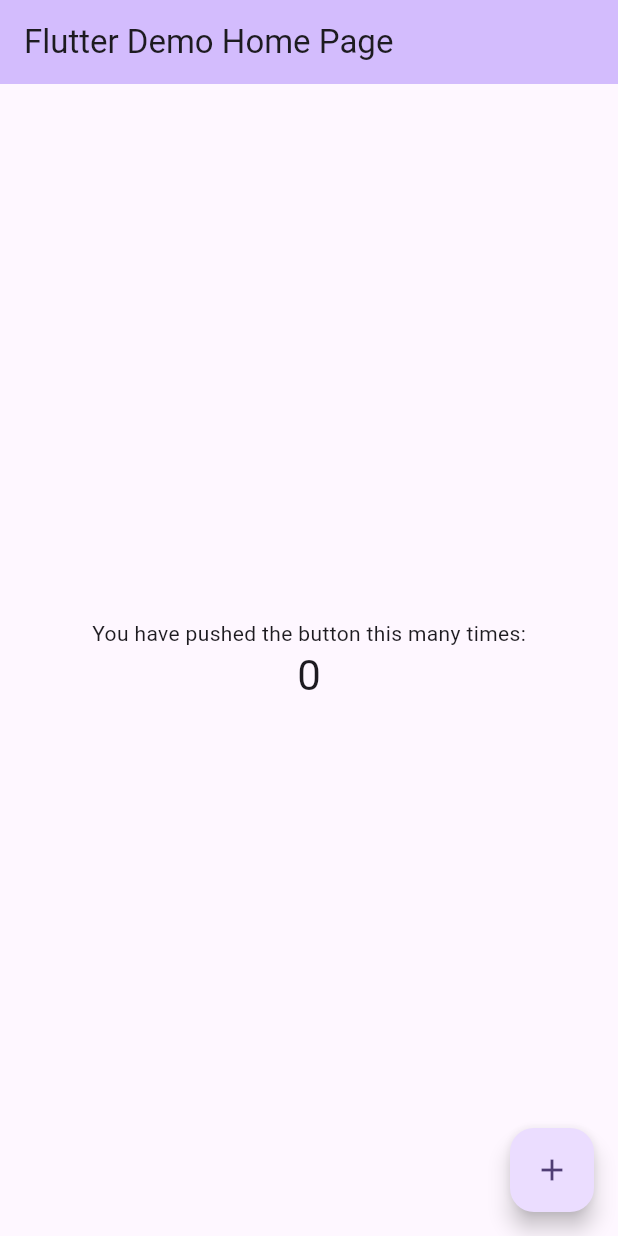
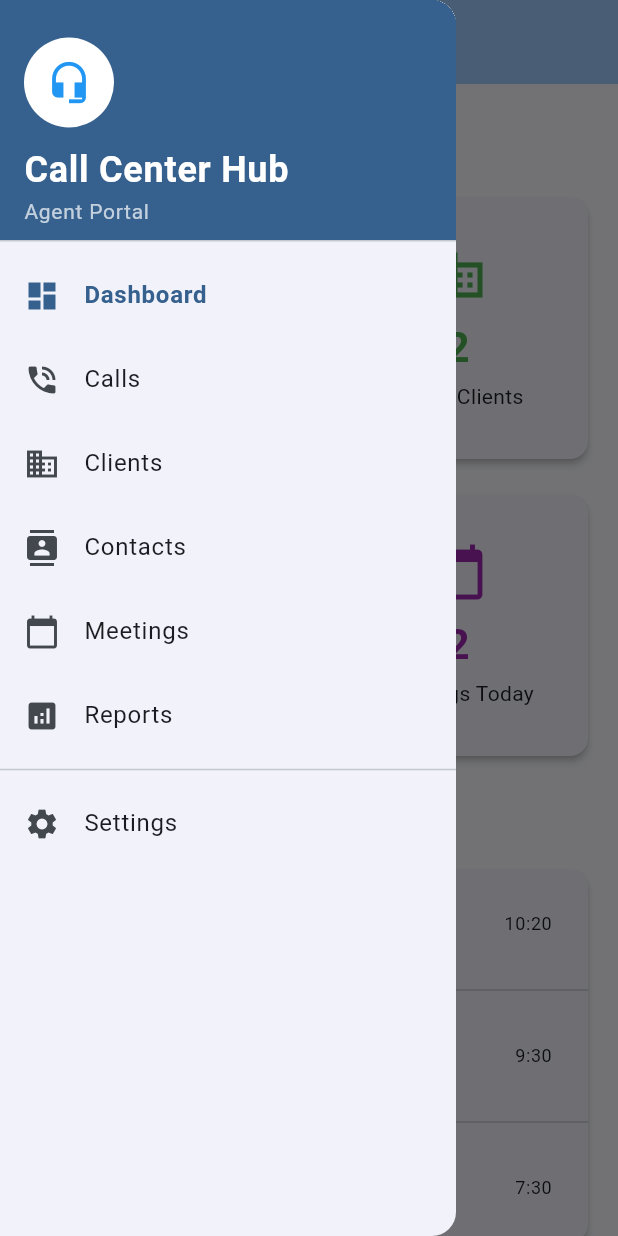
Before and after one commit to could-ai/019b050d-d7c5-7bef-b586-ad66d6d2cbaf, a Flutter app: the screen it shows after launch, with the side drawer open (before the commit the screen has no drawer), on a phone screen of 412 x 824 dp. Run offline on Flutter 3.47's test engine with Material 3 defaults, Android fonts, the phone set to English and light mode, and no system bars.

Commit message:
Created mock data models for Call, Client, Contact, and Meeting entities to support the UI development without a backend.; Created DashboardScreen with summary cards for key metrics (Calls, Clients, Contacts, Meetings) and a recent activity list.; Created CallsScreen to display a list of call logs with status indicators (Incoming, Outgoing, Missed).; Created ClientsScreen to manage client entities (companies) with status chips.; Created ContactsScreen to list individual contacts with role and contact info.; Created MeetingsScreen to display scheduled meetings with time, location, and participants.; Created ReportsScreen with placeholders for analytics charts.; Created MainLayout to handle navigation between different modules using a Drawer.; Updated main.dart to use the new MainLayout and set up the application theme.

```diff
--- /dev/null
+++ b/usr/lib/layout/main_layout.dart
@@ -0,0 +1,123 @@
+import 'package:flutter/material.dart';
+import '../screens/dashboard_screen.dart';
+import '../screens/calls_screen.dart';
+import '../screens/clients_screen.dart';
+import '../screens/contacts_screen.dart';
+import '../screens/meetings_screen.dart';
+import '../screens/reports_screen.dart';
+
+class MainLayout extends StatefulWidget {
+  const MainLayout({super.key});
+
+  @override
+  State<MainLayout> createState() => _MainLayoutState();
+}
+
+class _MainLayoutState extends State<MainLayout> {
+  int _selectedIndex = 0;
+
+  final List<Widget> _screens = [
+    const DashboardScreen(),
+    const CallsScreen(),
+    const ClientsScreen(),
+    const ContactsScreen(),
+    const MeetingsScreen(),
+    const ReportsScreen(),
+  ];
+
+  final List<String> _titles = [
+    'Dashboard',
+    'Calls',
+    'Clients',
+    'Contacts',
+    'Meetings',
+    'Reports',
+  ];
+
+  void _onItemTapped(int index) {
+    setState(() {
+      _selectedIndex = index;
+    });
+    Navigator.pop(context); // Close drawer
+  }
+
+  @override
+  Widget build(BuildContext context) {
+    return Scaffold(
+      appBar: AppBar(
+        title: Text(_titles[_selectedIndex]),
+        backgroundColor: Theme.of(context).colorScheme.inversePrimary,
+      ),
+      drawer: Drawer(
+        child: ListView(
+          padding: EdgeInsets.zero,
+          children: [
+            DrawerHeader(
+              decoration: BoxDecoration(
+                color: Theme.of(context).colorScheme.primary,
+              ),
+              child: Column(
+                crossAxisAlignment: CrossAxisAlignment.start,
+                mainAxisAlignment: MainAxisAlignment.end,
+                children: const [
+                  CircleAvatar(
+                    backgroundColor: Colors.white,
+                    radius: 30,
+                    child: Icon(Icons.headset_mic, size: 30, color: Colors.blue),
+                  ),
+                  SizedBox(height: 10),
+                  Text(
+                    'Call Center Hub',
+                    style: TextStyle(
+                      color: Colors.white,
+                      fontSize: 24,
+                      fontWeight: FontWeight.bold,
+                    ),
+                  ),
+                  Text(
+                    'Agent Portal',
+                    style: TextStyle(
+                      color: Colors.white70,
+                      fontSize: 14,
+                    ),
+                  ),
+                ],
+              ),
+            ),
+            _buildDrawerItem(0, 'Dashboard', Icons.dashboard),
+            _buildDrawerItem(1, 'Calls', Icons.phone_in_talk),
+            _buildDrawerItem(2, 'Clients', Icons.business),
+            _buildDrawerItem(3, 'Contacts', Icons.contacts),
+            _buildDrawerItem(4, 'Meetings', Icons.calendar_today),
+            _buildDrawerItem(5, 'Reports', Icons.analytics),
+            const Divider(),
+            ListTile(
+              leading: const Icon(Icons.settings),
+              title: const Text('Settings'),
+              onTap: () {
+                // Navigate to settings
+                Navigator.pop(context);
+              },
+            ),
+          ],
+        ),
+      ),
+      body: _screens[_selectedIndex],
+    );
+  }
+
+  Widget _buildDrawerItem(int index, String title, IconData icon) {
+    return ListTile(
+      leading: Icon(icon, color: _selectedIndex == index ? Theme.of(context).primaryColor : null),
+      title: Text(
+        title,
+        style: TextStyle(
+          color: _selectedIndex == index ? Theme.of(context).primaryColor : null,
+          fontWeight: _selectedIndex == index ? FontWeight.bold : null,
+        ),
+      ),
+      selected: _selectedIndex == index,
+      onTap: () => _onItemTapped(index),
+    );
+  }
+}
--- a/usr/lib/main.dart
+++ b/usr/lib/main.dart
@@ -1,4 +1,5 @@
 import 'package:flutter/material.dart';
+import 'layout/main_layout.dart';
 
 void main() {
   runApp(const MyApp());
@@ -7,117 +8,23 @@ void main() {
 class MyApp extends StatelessWidget {
   const MyApp({super.key});
 
-  // This widget is the root of your application.
   @override
   Widget build(BuildContext context) {
     return MaterialApp(
-      title: 'Flutter Demo',
+      title: 'Call Center App',
       debugShowCheckedModeBanner: false,
       theme: ThemeData(
-        // This is the theme of your application.
-        //
-        // TRY THIS: Try running your application with "flutter run". You'll see
-        // the application has a purple toolbar. Then, without quitting the app,
-        // try changing the seedColor in the colorScheme below to Colors.green
-        // and then invoke "hot reload" (save your changes or press the "hot
-        // reload" button in a Flutter-supported IDE, or press "r" if you used
-        // the command line to start the app).
-        //
-        // Notice that the counter didn't reset back to zero; the application
-        // state is not lost during the reload. To reset the state, use hot
-        // restart instead.
-        //
-        // This works for code too, not just values: Most code changes can be
-        // tested with just a hot reload.
-        colorScheme: ColorScheme.fromSeed(seedColor: Colors.deepPurple),
+        colorScheme: ColorScheme.fromSeed(seedColor: Colors.blue),
+        useMaterial3: true,
+        cardTheme: CardTheme(
+          elevation: 2,
+          shape: RoundedRectangleBorder(borderRadius: BorderRadius.circular(12)),
+        ),
       ),
       initialRoute: '/',
       routes: {
-        '/': (context) => const MyHomePage(title: 'Flutter Demo Home Page'),
+        '/': (context) => const MainLayout(),
       },
     );
   }
 }
-
-class MyHomePage extends StatefulWidget {
-  const MyHomePage({super.key, required this.title});
-
-  // This widget is the home page of your application. It is stateful, meaning
-  // that it has a State object (defined below) that contains fields that affect
-  // how it looks.
-
-  // This class is the configuration for the state. It holds the values (in this
-  // case the title) provided by the parent (in this case the App widget) and
-  // used by the build method of the State. Fields in a Widget subclass are
-  // always marked "final".
-
-  final String title;
-
-  @override
-  State<MyHomePage> createState() => _MyHomePageState();
-}
-
-class _MyHomePageState extends State<MyHomePage> {
-  int _counter = 0;
-
-  void _incrementCounter() {
-    setState(() {
-      // This call to setState tells the Flutter framework that something has
-      // changed in this State, which causes it to rerun the build method below
-      // so that the display can reflect the updated values. If we changed
-      // _counter without calling setState(), then the build method would not be
-      // called again, and so nothing would appear to happen.
-      _counter++;
-    });
-  }
-
-  @override
-  Widget build(BuildContext context) {
-    // This method is rerun every time setState is called, for instance as done
-    // by the _incrementCounter method above.
-    //
-    // The Flutter framework has been optimized to make rerunning build methods
-    // fast, so that you can just rebuild anything that needs updating rather
-    // than having to individually change instances of widgets.
-    return Scaffold(
-      appBar: AppBar(
-        // TRY THIS: Try changing the color here to a specific color (to
-        // Colors.amber, perhaps?) and trigger a hot reload to see the AppBar
-        // change color while the other colors stay the same.
-        backgroundColor: Theme.of(context).colorScheme.inversePrimary,
-        // Here we take the value from the MyHomePage object that was created by
-        // the App.build method, and use it to set our appbar title.
-        title: Text(widget.title),
-      ),
-      body: Center(
-        // Center is a layout widget. It takes a single child and positions it
-        // in the middle of the parent.
-        child: Column(
-          // Column is also a layout widget. It takes a list of children and
-          // arranges them vertically. By default, it sizes itself to fit its
-          // children horizontally, and tries to be as tall as its parent.
-          //
-          // Column has various properties to control how it sizes itself and
-          // how it positions its children. Here we use mainAxisAlignment to
-          // center the children vertically; the main axis here is the vertical
-          // axis because Columns are vertical (the cross axis would be
-          // horizontal).
-          //
-          // TRY THIS: Invoke "debug painting" (choose the "Toggle Debug Paint"
-          // action in the IDE, or press "p" in the console), to see the
-          // wireframe for each widget.
-          mainAxisAlignment: MainAxisAlignment.center,
-          children: <Widget>[
-            const Text('You have pushed the button this many times:'),
-            Text('$_counter', style: Theme.of(context).textTheme.headlineMedium),
-          ],
-        ),
-      ),
-      floatingActionButton: FloatingActionButton(
-        onPressed: _incrementCounter,
-        tooltip: 'Increment',
-        child: const Icon(Icons.add),
-      ), // This trailing comma makes auto-formatting nicer for build methods.
-    );
-  }
-}
--- /dev/null
+++ b/usr/lib/models/mock_data.dart
@@ -0,0 +1,94 @@
+import 'package:flutter/material.dart';
+
+// Models
+class Call {
+  final String id;
+  final String callerName;
+  final String phoneNumber;
+  final DateTime timestamp;
+  final String status; // Incoming, Outgoing, Missed
+  final String duration;
+
+  Call({
+    required this.id,
+    required this.callerName,
+    required this.phoneNumber,
+    required this.timestamp,
+    required this.status,
+    required this.duration,
+  });
+}
+
+class Client {
+  final String id;
+  final String companyName;
+  final String industry;
+  final String email;
+  final String status; // Active, Inactive
+
+  Client({
+    required this.id,
+    required this.companyName,
+    required this.industry,
+    required this.email,
+    required this.status,
+  });
+}
+
+class Contact {
+  final String id;
+  final String fullName;
+  final String role;
+  final String email;
+  final String phone;
+
+  Contact({
+    required this.id,
+    required this.fullName,
+    required this.role,
+    required this.email,
+    required this.phone,
+  });
+}
+
+class Meeting {
+  final String id;
+  final String title;
+  final DateTime dateTime;
+  final String participants;
+  final String location;
+
+  Meeting({
+    required this.id,
+    required this.title,
+    required this.dateTime,
+    required this.participants,
+    required this.location,
+  });
+}
+
+// Mock Data
+final List<Call> mockCalls = [
+  Call(id: '1', callerName: 'John Doe', phoneNumber: '+1 555-0101', timestamp: DateTime.now().subtract(const Duration(minutes: 10)), status: 'Incoming', duration: '5:23'),
+  Call(id: '2', callerName: 'Acme Corp', phoneNumber: '+1 555-0102', timestamp: DateTime.now().subtract(const Duration(hours: 1)), status: 'Outgoing', duration: '2:10'),
+  Call(id: '3', callerName: 'Jane Smith', phoneNumber: '+1 555-0103', timestamp: DateTime.now().subtract(const Duration(hours: 3)), status: 'Missed', duration: '0:00'),
+  Call(id: '4', callerName: 'Tech Support', phoneNumber: '+1 555-0104', timestamp: DateTime.now().subtract(const Duration(days: 1)), status: 'Incoming', duration: '12:45'),
+];
+
+final List<Client> mockClients = [
+  Client(id: '1', companyName: 'Global Tech Solutions', industry: 'Technology', email: 'contact@globaltech.com', status: 'Active'),
+  Client(id: '2', companyName: 'HealthPlus Inc.', industry: 'Healthcare', email: 'info@healthplus.com', status: 'Active'),
+  Client(id: '3', companyName: 'EcoFriendly Goods', industry: 'Retail', email: 'support@ecogoods.com', status: 'Inactive'),
+];
+
+final List<Contact> mockContacts = [
+  Contact(id: '1', fullName: 'Alice Johnson', role: 'Manager', email: 'alice@example.com', phone: '+1 555-1111'),
+  Contact(id: '2', fullName: 'Bob Williams', role: 'Developer', email: 'bob@example.com', phone: '+1 555-2222'),
+  Contact(id: '3', fullName: 'Charlie Brown', role: 'Sales', email: 'charlie@example.com', phone: '+1 555-3333'),
+];
+
+final List<Meeting> mockMeetings = [
+  Meeting(id: '1', title: 'Quarterly Review', dateTime: DateTime.now().add(const Duration(hours: 2)), participants: 'Alice, Bob', location: 'Conference Room A'),
+  Meeting(id: '2', title: 'Client Onboarding', dateTime: DateTime.now().add(const Duration(days: 1)), participants: 'Global Tech Team', location: 'Online'),
+  Meeting(id: '3', title: 'Weekly Standup', dateTime: DateTime.now().add(const Duration(days: 2)), participants: 'Dev Team', location: 'Room 303'),
+];
--- /dev/null
+++ b/usr/lib/screens/calls_screen.dart
@@ -0,0 +1,71 @@
+import 'package:flutter/material.dart';
+import '../models/mock_data.dart';
+
+class CallsScreen extends StatelessWidget {
+  const CallsScreen({super.key});
+
+  @override
+  Widget build(BuildContext context) {
+    return Scaffold(
+      appBar: AppBar(
+        title: const Text('Call Log'),
+        actions: [
+          IconButton(icon: const Icon(Icons.filter_list), onPressed: () {}),
+        ],
+      ),
+      body: ListView.builder(
+        itemCount: mockCalls.length,
+        itemBuilder: (context, index) {
+          final call = mockCalls[index];
+          return ListTile(
+            leading: CircleAvatar(
+              backgroundColor: _getStatusColor(call.status).withOpacity(0.2),
+              child: Icon(
+                _getStatusIcon(call.status),
+                color: _getStatusColor(call.status),
+              ),
+            ),
+            title: Text(call.callerName),
+            subtitle: Text(call.phoneNumber),
+            trailing: Column(
+              mainAxisAlignment: MainAxisAlignment.center,
+              crossAxisAlignment: CrossAxisAlignment.end,
+              children: [
+                Text(
+                  '${call.timestamp.hour}:${call.timestamp.minute.toString().padLeft(2, '0')}',
+                  style: const TextStyle(fontWeight: FontWeight.bold),
+                ),
+                Text(call.duration, style: const TextStyle(fontSize: 12)),
+              ],
+            ),
+            onTap: () {
+              // Show call details
+            },
+          );
+        },
+      ),
+      floatingActionButton: FloatingActionButton(
+        onPressed: () {},
+        child: const Icon(Icons.dialpad),
+      ),
+    );
+  }
+
+  Color _getStatusColor(String status) {
+    switch (status) {
+      case 'Missed': return Colors.red;
+      case 'Incoming': return Colors.green;
+      case 'Outgoing': return Colors.blue;
+      default: return Colors.grey;
+    }
+  }
+
+  IconData _getStatusIcon(String status) {
+    switch (status) {
+      case 'Missed': return Icons.call_missed;
+      case 'Incoming': return Icons.call_received;
+      case 'Outgoing': return Icons.call_made;
+      default: return Icons.phone;
+    }
+  }
+}
--- /dev/null
+++ b/usr/lib/screens/dashboard_screen.dart
@@ -0,0 +1,99 @@
+import 'package:flutter/material.dart';
+import '../models/mock_data.dart';
+
+class DashboardScreen extends StatelessWidget {
+  const DashboardScreen({super.key});
+
+  @override
+  Widget build(BuildContext context) {
+    return SingleChildScrollView(
+      padding: const EdgeInsets.all(16.0),
+      child: Column(
+        crossAxisAlignment: CrossAxisAlignment.start,
+        children: [
+          Text(
+            'Dashboard Overview',
+            style: Theme.of(context).textTheme.headlineMedium,
+          ),
+          const SizedBox(height: 20),
+          // Summary Cards
+          GridView.count(
+            crossAxisCount: MediaQuery.of(context).size.width > 600 ? 4 : 2,
+            crossAxisSpacing: 16,
+            mainAxisSpacing: 16,
+            shrinkWrap: true,
+            physics: const NeverScrollableScrollPhysics(),
+            children: [
+              _buildSummaryCard(context, 'Total Calls', '${mockCalls.length}', Icons.phone, Colors.blue),
+              _buildSummaryCard(context, 'Active Clients', '${mockClients.where((c) => c.status == "Active").length}', Icons.business, Colors.green),
+              _buildSummaryCard(context, 'Contacts', '${mockContacts.length}', Icons.people, Colors.orange),
+              _buildSummaryCard(context, 'Meetings Today', '2', Icons.calendar_today, Colors.purple),
+            ],
+          ),
+          const SizedBox(height: 30),
+          Text(
+            'Recent Activity',
+            style: Theme.of(context).textTheme.titleLarge,
+          ),
+          const SizedBox(height: 10),
+          Card(
+            child: ListView.separated(
+              shrinkWrap: true,
+              physics: const NeverScrollableScrollPhysics(),
+              itemCount: 3,
+              separatorBuilder: (context, index) => const Divider(),
+              itemBuilder: (context, index) {
+                final call = mockCalls[index];
+                return ListTile(
+                  leading: CircleAvatar(
+                    backgroundColor: call.status == 'Missed' ? Colors.red.shade100 : Colors.blue.shade100,
+                    child: Icon(
+                      call.status == 'Incoming' ? Icons.call_received :
+                      call.status == 'Outgoing' ? Icons.call_made : Icons.call_missed,
+                      color: call.status == 'Missed' ? Colors.red : Colors.blue,
+                    ),
+                  ),
+                  title: Text(call.callerName),
+                  subtitle: Text('${call.status} • ${call.duration}'),
+                  trailing: Text(
+                    '${call.timestamp.hour}:${call.timestamp.minute.toString().padLeft(2, '0')}',
+                    style: Theme.of(context).textTheme.bodySmall,
+                  ),
+                );
+              },
+            ),
+          ),
+        ],
+      ),
+    );
+  }
+
+  Widget _buildSummaryCard(BuildContext context, String title, String value, IconData icon, Color color) {
+    return Card(
+      elevation: 2,
+      child: Padding(
+        padding: const EdgeInsets.all(16.0),
+        child: Column(
+          mainAxisAlignment: MainAxisAlignment.center,
+          children: [
+            Icon(icon, size: 40, color: color),
+            const SizedBox(height: 10),
+            Text(
+              value,
+              style: Theme.of(context).textTheme.headlineMedium?.copyWith(
+                fontWeight: FontWeight.bold,
+                color: color,
+              ),
+            ),
+            const SizedBox(height: 5),
+            Text(
+              title,
+              style: Theme.of(context).textTheme.bodyMedium,
+              textAlign: TextAlign.center,
+            ),
+          ],
+        ),
+      ),
+    );
+  }
+}
```
Also changed, not shown: usr/lib/screens/clients_screen.dart (added, +47 -0 lines), usr/lib/screens/contacts_screen.dart (added, +40 -0 lines), usr/lib/screens/meetings_screen.dart (added, +72 -0 lines), usr/lib/screens/reports_screen.dart (added, +50 -0 lines).
